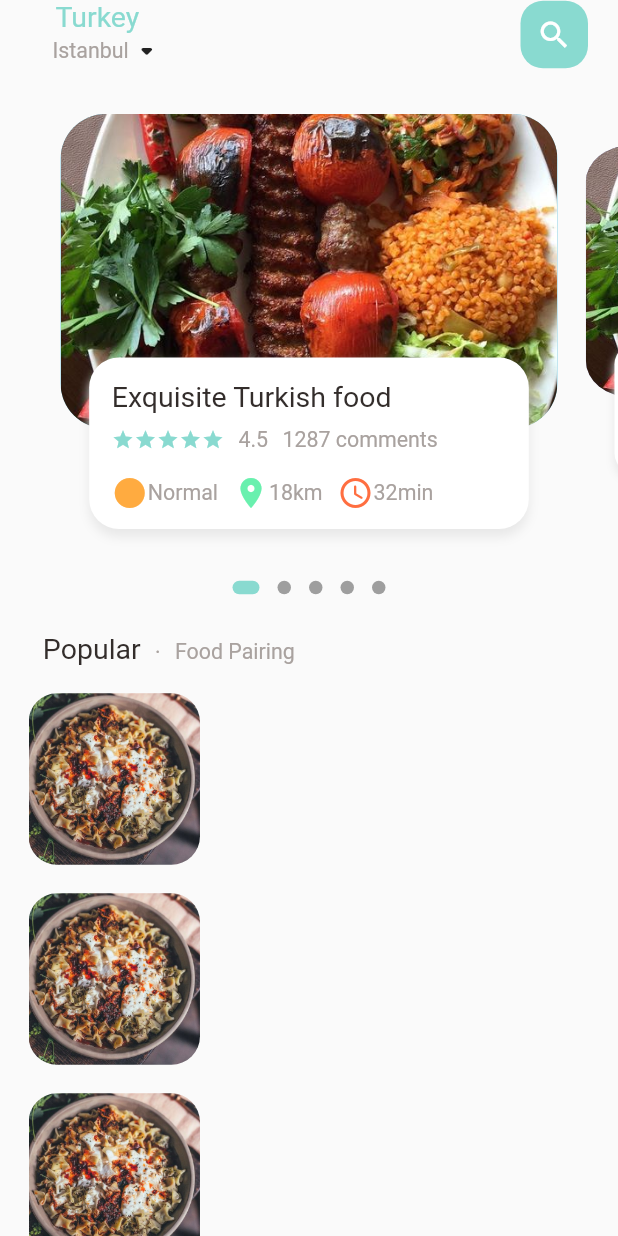
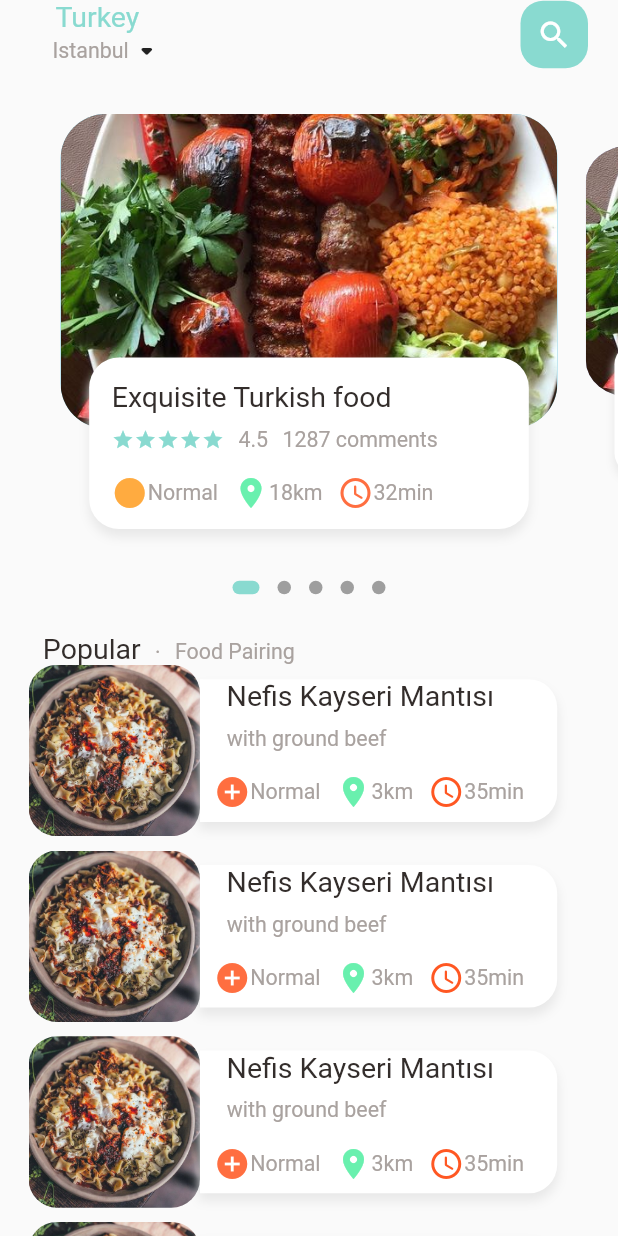
Before and after one commit to muttafa/Flutter-Ecommerce-App, a Flutter app: the screen it shows after launch, on a phone screen of 412 x 824 dp. Run offline on Flutter 3.47's test engine with Material 2 defaults, Android fonts, the phone set to English and light mode, and no system bars; drawn by our look-alikes of dots_indicator; our stand-ins replace get, google_fonts.

Commit message:
List Section Done

```diff
--- a/lib/Home/food_page_body.dart
+++ b/lib/Home/food_page_body.dart
@@ -1,3 +1,5 @@
+
+
 import 'package:dots_indicator/dots_indicator.dart';
 import 'package:ecommerce/utils/colors.dart';
 import 'package:ecommerce/utils/dimensions.dart';
@@ -90,8 +92,8 @@ class _FoodPageBodyState extends State<FoodPageBody> {
         ),
         // List of product
         Container(
-          height: 700,
-          margin: EdgeInsets.only(bottom: Dimensions.margin10),
+          height: 900,
+          margin: EdgeInsets.only(bottom: Dimensions.margin30),
           child: ListView.builder(
               physics: AlwaysScrollableScrollPhysics(),
               shrinkWrap: true,
@@ -99,7 +101,7 @@ class _FoodPageBodyState extends State<FoodPageBody> {
               itemBuilder: (context,index)
               {
                 return Container(
-                  margin: EdgeInsets.fromLTRB(Dimensions.margin20, Dimensions.margin20, Dimensions.margin20, 0),
+                  margin: EdgeInsets.only(left: Dimensions.margin20,bottom: Dimensions.margin10),
                   child: Row(
                     children: [
                       // image section
@@ -116,6 +118,63 @@ class _FoodPageBodyState extends State<FoodPageBody> {
                             )
                         ),
                       ),
+                      // Text Section
+                      Container(
+                        padding: EdgeInsets.only(left: Dimensions.margin10),
+                        height: Dimensions.height100,
+                        width: Dimensions.width250,
+                        decoration: BoxDecoration(
+                          borderRadius: BorderRadius.only(topRight: Radius.circular(Dimensions.radius20),bottomRight: Radius.circular(Dimensions.radius20)),
+                          color: Colors.white,
+                          boxShadow: [
+                            BoxShadow(
+                            blurRadius: 5,
+                            color: Color(0xFFe8e8e8),
+                            offset: Offset(0,5),
+                          ),
+                          ]
+                        ),
+                        child: Row(
+                          children: [
+                            Column(
+                              children: [
+                                Row(
+                                  children: [
+                                    SizedBox(
+                                      width : Dimensions.sizedBox210,
+                                      child: MyText(
+                                        text: "Nefis Kayseri Mantısı",
+                                        overFlow: TextOverflow.ellipsis,
+                                        ),
+                                    ),
+
+                                  ],
+                                ),
+                                SizedBox(height: Dimensions.margin10,),
+                                Row(
+
+                                  children: [
+
+                                    SmallText(text: "with ground beef",align: TextAlign.left,),
+                                    SizedBox(width: Dimensions.with98,),
+                                  ],
+                                ),
+                                Row(
+                                  mainAxisAlignment: MainAxisAlignment.spaceBetween,
+                                  children: [
+                                    IconAndTestWidget(icon: Icons.add_circle,iconColor: Colors.deepOrangeAccent, text: SmallText(text: "Normal",)),
+                                    IconAndTestWidget(icon: Icons.location_on,iconColor: Colors.greenAccent, text: SmallText(text: "3km")),
+                                    IconAndTestWidget(icon: Icons.access_time_rounded, iconColor: Colors.deepOrange, text: SmallText(text: "35min",)),
+                                  ],
+                                )
+
+                              ],
+                            )
+
+                          ],
+
+                        )
+                      )
 
                     ],
                   ),
@@ -123,6 +182,7 @@ class _FoodPageBodyState extends State<FoodPageBody> {
               }
           ),
         ),
+        SizedBox(height: Dimensions.margin20,)
       ],
     );
 
--- a/lib/Home/main_food_page.dart
+++ b/lib/Home/main_food_page.dart
@@ -59,7 +59,7 @@ class _MainFoodPageState extends State<MainFoodPage> {
           ),
           SizedBox(height: 30,),
           Expanded(child: SingleChildScrollView(
-            physics: AlwaysScrollableScrollPhysics(),
+            physics: NeverScrollableScrollPhysics(),
             child: FoodPageBody(),
           ))
         ],
--- a/lib/utils/dimensions.dart
+++ b/lib/utils/dimensions.dart
@@ -20,5 +20,10 @@ class Dimensions {
     static double radius20 = screenHeight/43.3;
 
     static double height120 = screenHeight/7.21;
+    static double height100 = screenHeight/8.66;
+    static double width250 = screenHeight/3.46;
+    static double with98 = screenHeight/8.83;
+
+    static double sizedBox210 = screenHeight/4.12;
 
 }
--- a/lib/widgets/my_text.dart
+++ b/lib/widgets/my_text.dart
@@ -7,12 +7,13 @@ class MyText extends StatelessWidget {
    final String text;
    double size= Dimensions.myTextSize;
    TextOverflow overFlow;
-
+   TextAlign? align;
 
   MyText({Key? key,
     this.color = const Color (0xFF332d2b),
     required this.text,
     this.overFlow = TextOverflow.ellipsis,
+    this.align,
   }) : super(key: key);
 
 
@@ -21,6 +22,8 @@ class MyText extends StatelessWidget {
     return Text(
       text,
       overflow: overFlow,
+      maxLines: 1,
+      softWrap: false,
       style: GoogleFonts.roboto(
         textStyle: TextStyle(
           color: this.color,
--- a/lib/widgets/smallText.dart
+++ b/lib/widgets/smallText.dart
@@ -7,12 +7,13 @@ class SmallText extends StatelessWidget {
   final String text;
   double size = Dimensions.smallTextSize;
   TextOverflow overFlow;
+  TextAlign? align;
 
   SmallText({Key? key,
     required this.text,
     this.color = const Color (0xFFa9a29f),
     this.overFlow = TextOverflow.ellipsis,
-
+    this.align,
   }) : super(key: key);
 
   @override
```
